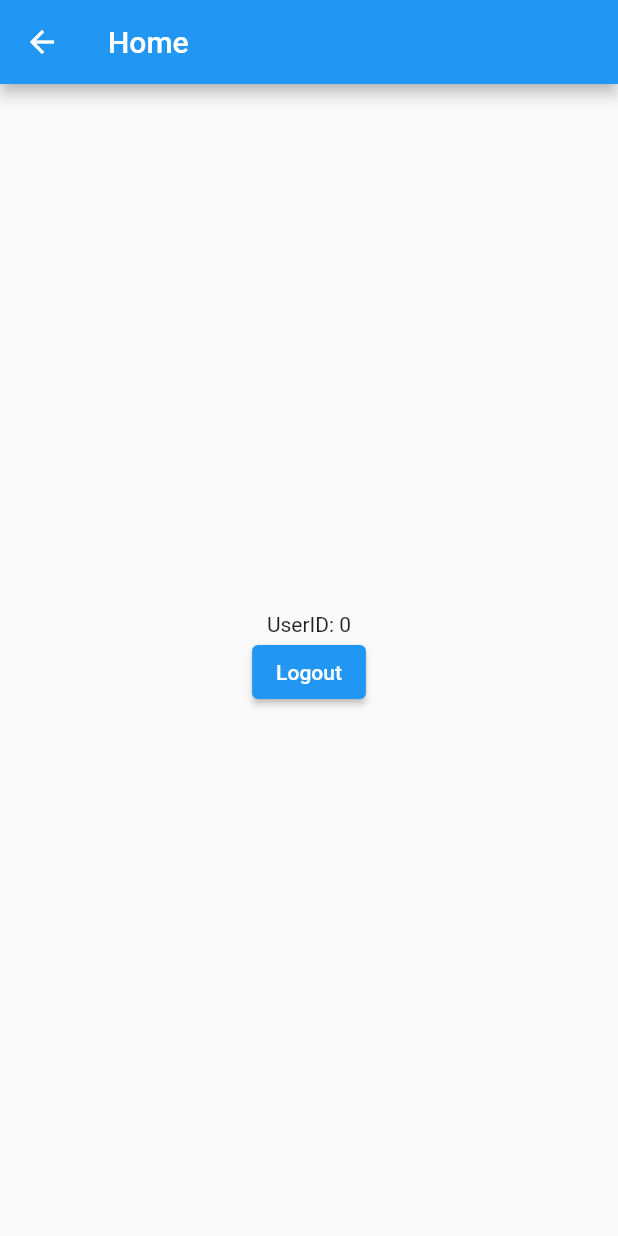
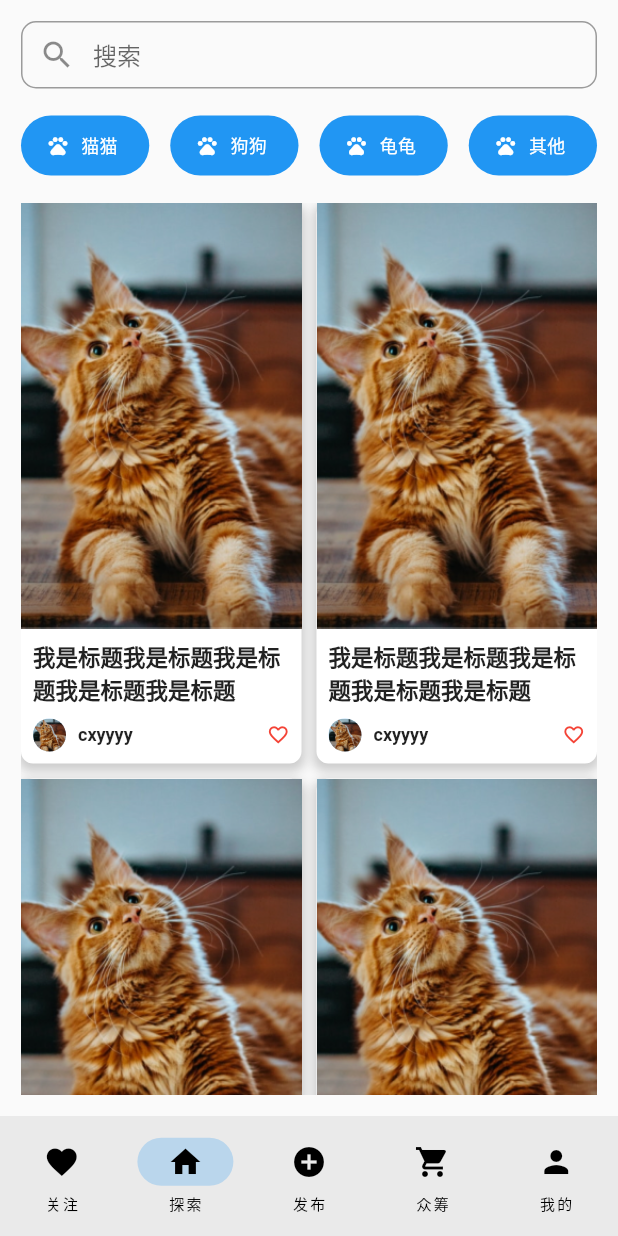
Before and after one commit to ChuXiaoYi/Anie, a Flutter app: the HomePage screen opened directly, on a phone screen of 412 x 824 dp. Run offline on Flutter 3.47's test engine with Material 2 defaults, Android fonts, the phone set to English and light mode, and no system bars; our stand-ins replace bloc, dio, equatable, flutter_bloc, flutter_secure_storage, formz; accounts and stored records are empty.

Commit message:
✨ add explore page

```diff
--- a/anie/lib/api/authentication/authentication_repository.dart
+++ b/anie/lib/api/authentication/authentication_repository.dart
@@ -22,12 +22,8 @@ class AuthenticationRepository {
     }).then((response) {
       HttpUtils.obj.dio.options.headers['Authorization'] =
           'Bearer ${response.data['access_token']}';
+      _controller.add(AuthenticationStatus.authenticated);
     });
-
-    await Future.delayed(
-      const Duration(milliseconds: 300),
-      () => _controller.add(AuthenticationStatus.authenticated),
-    );
   }
 
   void logOut() {
--- a/anie/lib/app.dart
+++ b/anie/lib/app.dart
@@ -64,8 +64,7 @@ class _AppViewState extends State<AppView> {
     return MaterialApp(
       title: 'Anie',
       theme: ThemeData(
-        primaryColor: Color(0xFFFF4646),
-        focusColor: Color(0xFFFF4646),
+        primaryColor: Color(0xFFFFDAD9),
       ),
       navigatorKey: _navigatorKey,
       builder: (context, child) {
--- a/anie/lib/authentication/bloc/authentication_bloc.dart
+++ b/anie/lib/authentication/bloc/authentication_bloc.dart
@@ -44,7 +44,6 @@ class AuthenticationBloc
       case AuthenticationStatus.unauthenticated:
         return emit(const AuthenticationState.unauthenticated());
       case AuthenticationStatus.authenticated:
-        print('认证啦');
         final user = await _tryGetUser();
         return emit(
           user != null
--- a/anie/lib/common/net/dio_intercept.dart
+++ b/anie/lib/common/net/dio_intercept.dart
@@ -6,7 +6,6 @@ class AuthInterceptor extends Interceptor {
 
   @override
   void onRequest(RequestOptions options, RequestInterceptorHandler handler) {
-    // 此处根据业务逻辑，自行判断处理
     super.onRequest(options, handler);
   }
 
@@ -25,7 +24,9 @@ class LogInterceptor extends Interceptor {
     _startTime = DateTime.now();
     // 此处根据业务逻辑，自行增加 requestUrl requestMethod headers queryParameters 等参数的打印
     print('---Request Start---');
-    print(options.uri.toString());
+    print('${options.method} - ${options.uri.toString()}');
+    print('request headers: ${options.headers}');
+    print('request: ${options.data}');
     super.onRequest(options, handler);
   }
 
@@ -33,7 +34,9 @@ class LogInterceptor extends Interceptor {
   void onResponse(Response response, ResponseInterceptorHandler handler) {
     _endTime = DateTime.now();
     final int duration = _endTime.difference(_startTime).inMilliseconds;
+
     print('---Request End: 耗时 $duration 毫秒---');
+    print('response: ${response.statusCode}, ${response.data}');
     super.onResponse(response, handler);
   }
 
--- a/anie/lib/common/net/dio_utils.dart
+++ b/anie/lib/common/net/dio_utils.dart
@@ -66,9 +66,7 @@ class HttpUtils {
           data: params,
         );
       }
-      print("原始请求结果：${res.toString()}");
       response = DioWrapper.responseWrapper(res);
-      print("请求结果：${response.toString()}");
     } catch (e) {
       response = DioWrapper.errorWrapper(e);
     } finally {
--- /dev/null
+++ b/anie/lib/components/searchbar.dart
@@ -0,0 +1,25 @@
+import 'package:flutter/material.dart';
+
+class SearchBar extends StatelessWidget {
+  const SearchBar({super.key});
+
+  @override
+  Widget build(BuildContext context) {
+    return Container(
+      height: 45,
+      child: TextField(
+        onSubmitted: (value) {
+          print(value);
+        },
+        decoration: InputDecoration(
+          hintText: '搜索',
+          contentPadding: const EdgeInsets.symmetric(vertical: 10.0),
+          prefixIcon: Icon(Icons.search),
+          border: OutlineInputBorder(
+            borderRadius: BorderRadius.circular(10.0),
+          ),
+        ),
+      ),
+    );
+  }
+}
--- /dev/null
+++ b/anie/lib/pages/explore/explore.dart
@@ -0,0 +1 @@
+export 'view/explore_page.dart';
--- /dev/null
+++ b/anie/lib/pages/explore/view/explore_page.dart
@@ -0,0 +1,212 @@
+// ignore_for_file: prefer_const_constructors
+
+import 'package:anie/components/searchbar.dart';
+import 'package:flutter/material.dart';
+
+class Explore extends StatefulWidget {
+  const Explore({super.key});
+
+  @override
+  State<Explore> createState() => _ExploreState();
+}
+
+class _ExploreState extends State<Explore> {
+  @override
+  Widget build(BuildContext context) {
+    return SafeArea(
+      child: Padding(
+        padding: const EdgeInsets.all(14.0),
+        child: Column(
+          crossAxisAlignment: CrossAxisAlignment.center,
+          children: [
+            const SearchBar(),
+            AnimalCategoryWidget(),
+            const SizedBox(height: 14),
+            Expanded(child: InfiniteGridView()),
+          ],
+        ),
+      ),
+    );
+  }
+}
+
+class AnimalCategoryWidget extends StatefulWidget {
+  const AnimalCategoryWidget({
+    super.key,
+  });
+
+  @override
+  State<AnimalCategoryWidget> createState() => _AnimalCategoryWidgetState();
+}
+
+class _AnimalCategoryWidgetState extends State<AnimalCategoryWidget> {
+  int selectedCategory = 0;
+
+  @override
+  Widget build(BuildContext context) {
+    return Container(
+      margin: const EdgeInsets.only(top: 14),
+      child: Row(
+        children: [
+          Expanded(
+            child: FilledButton.icon(
+              onPressed: () {},
+              label: const Text('猫猫', style: TextStyle(fontSize: 12)),
+              icon: const Icon(Icons.pets, size: 15),
+            ),
+          ),
+          const SizedBox(width: 14),
+          Expanded(
+            child: FilledButton.icon(
+              onPressed: () {},
+              label: const Text('狗狗', style: TextStyle(fontSize: 12)),
+              icon: const Icon(Icons.pets, size: 15),
+              // style: ButtonStyle(
+              //   backgroundColor: MaterialStateProperty.all(Color(0xFFFFDAD9)),
+              // ),
+            ),
+          ),
+          const SizedBox(width: 14),
+          Expanded(
+            child: FilledButton.icon(
+              onPressed: () {},
+              label: const Text('龟龟', style: TextStyle(fontSize: 12)),
+              icon: const Icon(Icons.pets, size: 15),
+            ),
+          ),
+          const SizedBox(width: 14),
+          Expanded(
+            child: FilledButton.icon(
+              onPressed: () {},
+              label: const Text('其他', style: TextStyle(fontSize: 12)),
+              icon: const Icon(Icons.pets, size: 15),
+            ),
+          ),
+        ],
+      ),
+    );
+  }
+}
+
+class InfiniteGridView extends StatefulWidget {
+  const InfiniteGridView({super.key});
+
+  @override
+  _InfiniteGridViewState createState() => _InfiniteGridViewState();
+}
+
+class _InfiniteGridViewState extends State<InfiniteGridView> {
+  List<IconData> _icons = []; //保存Icon数据
+
+  @override
+  void initState() {
+    super.initState();
+    // 初始化数据
+    _retrieveIcons();
+  }
+
+  @override
+  Widget build(BuildContext context) {
+    return GridView.builder(
+      gridDelegate: const SliverGridDelegateWithFixedCrossAxisCount(
+        crossAxisCount: 2, //每行2列
+        childAspectRatio: 0.5, //显示区域宽高比
+        mainAxisSpacing: 10,
+        crossAxisSpacing: 10,
+      ),
+      itemCount: _icons.length,
+      itemBuilder: (context, index) {
+        //如果显示到最后一个并且Icon总数小于200时继续获取数据
+        if (index == _icons.length - 1 && _icons.length < 200) {
+          _retrieveIcons();
+        }
+        return Container(
+          decoration: BoxDecoration(
+            color: Colors.white,
+            borderRadius: BorderRadius.circular(8),
+            boxShadow: [
+              BoxShadow(
+                color: Colors.grey.withOpacity(0.5),
+                spreadRadius: 2,
+                blurRadius: 5,
+                offset: Offset(0, 3),
+              ),
+            ],
+          ),
+          child: Column(
+            crossAxisAlignment: CrossAxisAlignment.stretch,
+            children: [
+              Expanded(
+                child:
+                    Image.asset('assets/images/image.png', fit: BoxFit.cover),
+              ),
+              Padding(
+                padding: const EdgeInsets.all(8.0),
+                child: Text(
+                  '我是标题我是标题我是标题我是标题我是标题',
+                  style: TextStyle(
+                    fontSize: 15,
+                    fontWeight: FontWeight.bold,
+                  ),
+                ),
+              ),
+              Container(
+                margin: EdgeInsets.only(bottom: 8),
+                child: Row(
+                  children: [
+                    Expanded(
+                      child: Padding(
+                        padding: EdgeInsets.only(left: 8),
+                        child: Row(
+                          children: const [
+                            CircleAvatar(
+                              radius: 11,
+                              backgroundImage:
+                                  AssetImage('assets/images/image.png'),
+                            ),
+                            SizedBox(width: 8),
+                            Text(
+                              'cxyyyy',
+                              style: TextStyle(
+                                fontSize: 12,
+                                fontWeight: FontWeight.bold,
+                              ),
+                            ),
+                          ],
+                        ),
+                      ),
+                    ),
+                    Padding(
+                      padding: EdgeInsets.only(right: 8),
+                      child: Icon(
+                        Icons.favorite_border,
+                        color: Colors.red,
+                        size: 15,
+                      ),
+                    ),
+                  ],
+                ),
+              )
+            ],
+          ),
+        );
+      },
+    );
+  }
+
+  //模拟异步获取数据
+  void _retrieveIcons() {
+    Future.delayed(Duration(milliseconds: 200)).then((e) {
+      setState(() {
+        _icons.addAll([
+          Icons.ac_unit,
+          Icons.airport_shuttle,
+          Icons.all_inclusive,
+          Icons.beach_access,
+          Icons.cake,
+          Icons.free_breakfast,
+        ]);
+      });
+    });
+  }
+}
--- a/anie/lib/pages/home/view/home_page.dart
+++ b/anie/lib/pages/home/view/home_page.dart
@@ -1,8 +1,11 @@
+// ignore_for_file: prefer_const_constructors
+
+import 'package:anie/pages/explore/explore.dart';
 import 'package:flutter/material.dart';
 import 'package:flutter_bloc/flutter_bloc.dart';
 import 'package:anie/authentication/authentication.dart';
 
-class HomePage extends StatelessWidget {
+class HomePage extends StatefulWidget {
   const HomePage({super.key});
 
   static Route<void> route() {
@@ -10,32 +13,60 @@ class HomePage extends StatelessWidget {
   }
 
   @override
+  State<HomePage> createState() => _HomePageState();
+}
+
+class _HomePageState extends State<HomePage> {
+  int currentPageIndex = 1;
+  @override
   Widget build(BuildContext context) {
     return Scaffold(
-      appBar: AppBar(title: const Text('Home')),
-      body: Center(
-        child: Column(
-          mainAxisSize: MainAxisSize.min,
-          children: <Widget>[
-            Builder(
-              builder: (context) {
-                final userId = context.select(
-                  (AuthenticationBloc bloc) => bloc.state.user.id,
-                );
-                return Text('UserID: $userId');
-              },
-            ),
-            ElevatedButton(
-              child: const Text('Logout'),
-              onPressed: () {
-                context
-                    .read<AuthenticationBloc>()
-                    .add(AuthenticationLogoutRequested());
-              },
-            ),
-          ],
-        ),
+      bottomNavigationBar: NavigationBar(
+        onDestinationSelected: (int index) {
+          setState(() {
+            currentPageIndex = index;
+          });
+        },
+        selectedIndex: currentPageIndex,
+        destinations: const [
+          NavigationDestination(
+            icon: Icon(Icons.favorite),
+            label: '关注',
+          ),
+          NavigationDestination(
+            icon: Icon(Icons.home),
+            label: '探索',
+          ),
+          NavigationDestination(
+            icon: Icon(Icons.add_circle),
+            label: '发布',
+          ),
+          NavigationDestination(
+            icon: Icon(Icons.shopping_cart),
+            label: '众筹',
+          ),
+          NavigationDestination(
+            icon: Icon(Icons.person),
+            label: '我的',
+          ),
+        ],
       ),
+      body: Builder(builder: (context) {
+        switch (currentPageIndex) {
+          case 0:
+            return const Center(child: Text('关注'));
+          case 1:
+            return const Explore();
+          case 2:
+            return const Center(child: Text('发布'));
+          case 3:
+            return const Center(child: Text('众筹'));
+          case 4:
+            return const Center(child: Text('我的'));
+          default:
+            return const Center(child: Text('探索'));
+        }
+      }),
     );
   }
 }
--- a/anie/lib/pages/login/view/login_form.dart
+++ b/anie/lib/pages/login/view/login_form.dart
@@ -32,7 +32,7 @@ class LoginForm extends StatelessWidget {
               SizedBox(height: 4),
               _LoginButton(),
               SizedBox(height: 4),
-              _WechatLoginButton(),
+              // _WechatLoginButton(),
             ],
           ),
         ),
```
Also changed, not shown: anie/assets/images/image.png (added), 3 other files.
